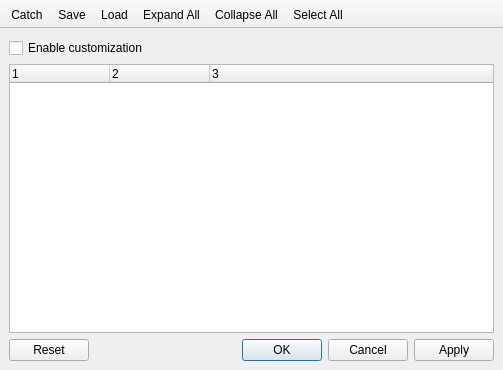
Above: src/ui/qgscustomizationdialogbase.ui from carsmie/QGIS before the change. Below: the same form after it.
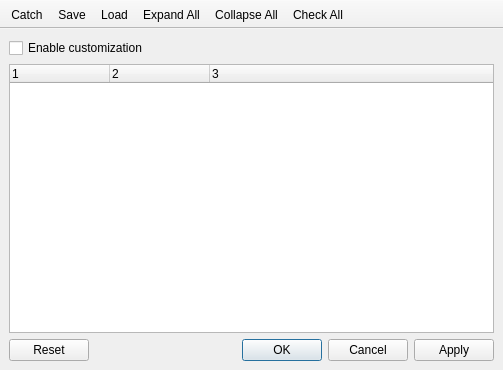
That is the form after the change. Icons and pictures are not drawn.

Commit message:
Customization UI: Rename "Select All" to "Check All"
References #15005

Diff of the .ui file:
```diff
--- a/src/ui/qgscustomizationdialogbase.ui
+++ b/src/ui/qgscustomizationdialogbase.ui
@@ -151,7 +151,7 @@
      <normaloff>:/images/themes/default/mActionSelectAllTree.svg</normaloff>:/images/themes/default/mActionSelectAllTree.svg</iconset>
    </property>
    <property name="text">
-    <string>Select All</string>
+    <string>Check All</string>
    </property>
   </action>
  </widget>
```
